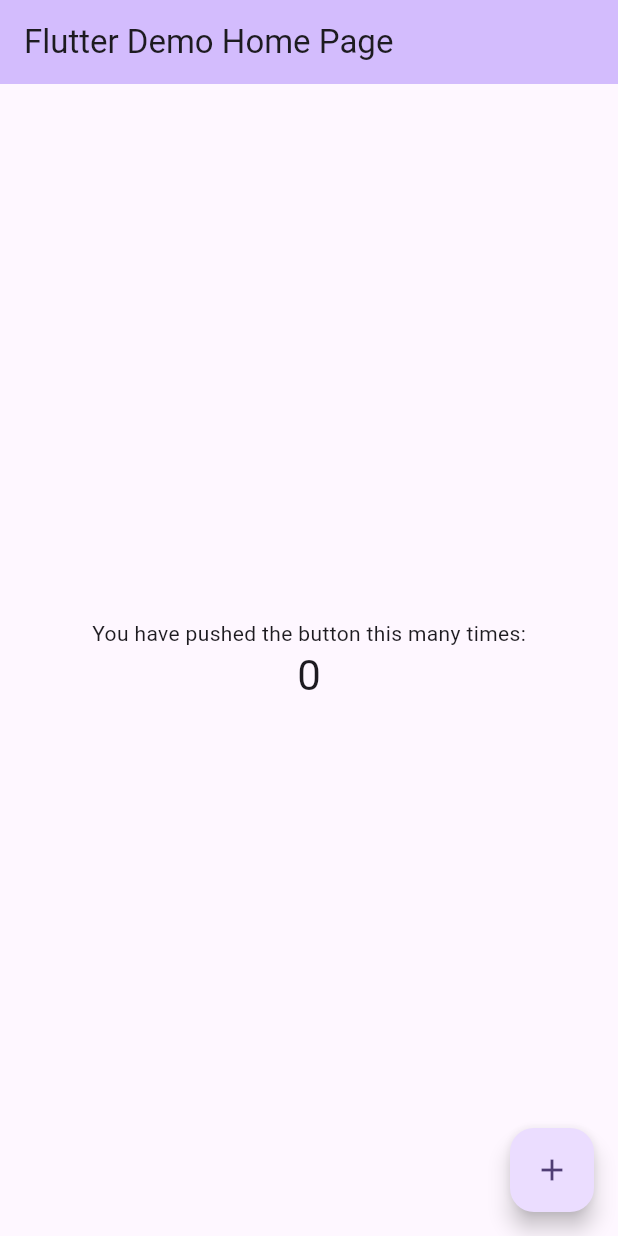
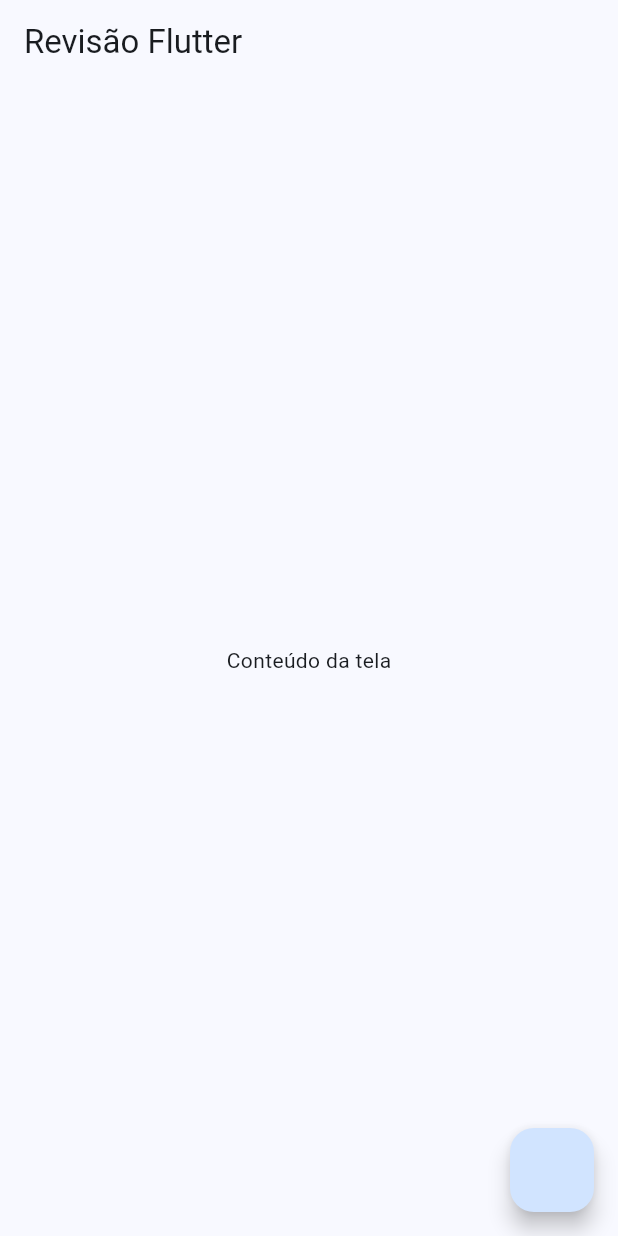
Before and after one commit to HenriquePoltronieri/Flutter-escola, a Flutter app: the screen it shows after launch, on a phone screen of 412 x 824 dp. Run offline on Flutter 3.47's test engine with Material 3 defaults, Android fonts, the phone set to English and light mode, and no system bars; our stand-ins replace device_preview.

Commit message:
atividade revisao e arquivo md pro device pewview

```diff
--- a/revisao_flutter/revisao/lib/main.dart
+++ b/revisao_flutter/revisao/lib/main.dart
@@ -1,125 +1,32 @@
+import 'package:device_preview/device_preview.dart';
 import 'package:flutter/material.dart';
+import './pages/tela_revisao.dart';
 
-void main() {
-  runApp(const MyApp());
+void main() { // Onde o app começa
+  runApp(
+    DevicePreview( // Ativa o device_preview
+      builder: (context) => MyApp(),
+    ),
+  );
 }
 
-class MyApp extends StatelessWidget {
-  const MyApp({super.key});
+class MyApp extends StatelessWidget { // Estático
+  const MyApp({super.key});   // Cria id para o flutter
 
-  // This widget is the root of your application.
   @override
   Widget build(BuildContext context) {
-    return MaterialApp(
-      title: 'Flutter Demo',
-      theme: ThemeData(
-        // This is the theme of your application.
-        //
-        // TRY THIS: Try running your application with "flutter run". You'll see
-        // the application has a purple toolbar. Then, without quitting the app,
-        // try changing the seedColor in the colorScheme below to Colors.green
-        // and then invoke "hot reload" (save your changes or press the "hot
-        // reload" button in a Flutter-supported IDE, or press "r" if you used
-        // the command line to start the app).
-        //
-        // Notice that the counter didn't reset back to zero; the application
-        // state is not lost during the reload. To reset the state, use hot
-        // restart instead.
-        //
-        // This works for code too, not just values: Most code changes can be
-        // tested with just a hot reload.
-        colorScheme: ColorScheme.fromSeed(seedColor: Colors.deepPurple),
+    return MaterialApp(  //Configura o app
+    debugShowCheckedModeBanner: false,
+
+      theme: ThemeData( // Define o visual
         useMaterial3: true,
+        colorScheme: ColorScheme.fromSeed(
+          seedColor: Colors.blue,
+          secondary: Colors.amber,
+          ),
       ),
-      home: const MyHomePage(title: 'Flutter Demo Home Page'),
+
+      home: const TelaRevisao(), // Cria primeira tela
     );
   }
 }
-
-class MyHomePage extends StatefulWidget {
-  const MyHomePage({super.key, required this.title});
-
-  // This widget is the home page of your application. It is stateful, meaning
-  // that it has a State object (defined below) that contains fields that affect
-  // how it looks.
-
-  // This class is the configuration for the state. It holds the values (in this
-  // case the title) provided by the parent (in this case the App widget) and
-  // used by the build method of the State. Fields in a Widget subclass are
-  // always marked "final".
-
-  final String title;
-
-  @override
-  State<MyHomePage> createState() => _MyHomePageState();
-}
-
-class _MyHomePageState extends State<MyHomePage> {
-  int _counter = 0;
-
-  void _incrementCounter() {
-    setState(() {
-      // This call to setState tells the Flutter framework that something has
-      // changed in this State, which causes it to rerun the build method below
-      // so that the display can reflect the updated values. If we changed
-      // _counter without calling setState(), then the build method would not be
-      // called again, and so nothing would appear to happen.
-      _counter++;
-    });
-  }
-
-  @override
-  Widget build(BuildContext context) {
-    // This method is rerun every time setState is called, for instance as done
-    // by the _incrementCounter method above.
-    //
-    // The Flutter framework has been optimized to make rerunning build methods
-    // fast, so that you can just rebuild anything that needs updating rather
-    // than having to individually change instances of widgets.
-    return Scaffold(
-      appBar: AppBar(
-        // TRY THIS: Try changing the color here to a specific color (to
-        // Colors.amber, perhaps?) and trigger a hot reload to see the AppBar
-        // change color while the other colors stay the same.
-        backgroundColor: Theme.of(context).colorScheme.inversePrimary,
-        // Here we take the value from the MyHomePage object that was created by
-        // the App.build method, and use it to set our appbar title.
-        title: Text(widget.title),
-      ),
-      body: Center(
-        // Center is a layout widget. It takes a single child and positions it
-        // in the middle of the parent.
-        child: Column(
-          // Column is also a layout widget. It takes a list of children and
-          // arranges them vertically. By default, it sizes itself to fit its
-          // children horizontally, and tries to be as tall as its parent.
-          //
-          // Column has various properties to control how it sizes itself and
-          // how it positions its children. Here we use mainAxisAlignment to
-          // center the children vertically; the main axis here is the vertical
-          // axis because Columns are vertical (the cross axis would be
-          // horizontal).
-          //
-          // TRY THIS: Invoke "debug painting" (choose the "Toggle Debug Paint"
-          // action in the IDE, or press "p" in the console), to see the
-          // wireframe for each widget.
-          mainAxisAlignment: MainAxisAlignment.center,
-          children: <Widget>[
-            const Text(
-              'You have pushed the button this many times:',
-            ),
-            Text(
-              '$_counter',
-              style: Theme.of(context).textTheme.headlineMedium,
-            ),
-          ],
-        ),
-      ),
-      floatingActionButton: FloatingActionButton(
-        onPressed: _incrementCounter,
-        tooltip: 'Increment',
-        child: const Icon(Icons.add),
-      ), // This trailing comma makes auto-formatting nicer for build methods.
-    );
-  }
-}
--- /dev/null
+++ b/revisao_flutter/revisao/lib/pages/tela_revisao.dart
@@ -0,0 +1,34 @@
+import 'package:flutter/material.dart';
+
+class TelaRevisao extends StatefulWidget { // Mudar de estado
+  const TelaRevisao({super.key});
+
+  @override
+  State<TelaRevisao> createState() => _TelaRevisaoState();
+  //Onde fica os dados
+}
+
+class _TelaRevisaoState extends State<TelaRevisao> { //A tela que vai mudar de estado
+  String mensagem = "Clique em uma opção";
+
+  @override
+  Widget build(BuildContext context) {
+    return Scaffold( //Corpo da aplicação
+  appBar: AppBar( //Cabeçalho
+    title: const Text("Revisão Flutter"),
+      ),
+
+      body: const Center ( //Centraliza o conteúdo dentro dele
+        child: Text("Conteúdo da tela"),
+      ),
+
+      floatingActionButton: FloatingActionButton(
+        onPressed: () {
+          setState(() {
+            mensagem = "Você clicou no botão flutuante";
+          });
+        }
+        ),
+    );
+  }
+}
```
Also changed, not shown: 3 other files.
